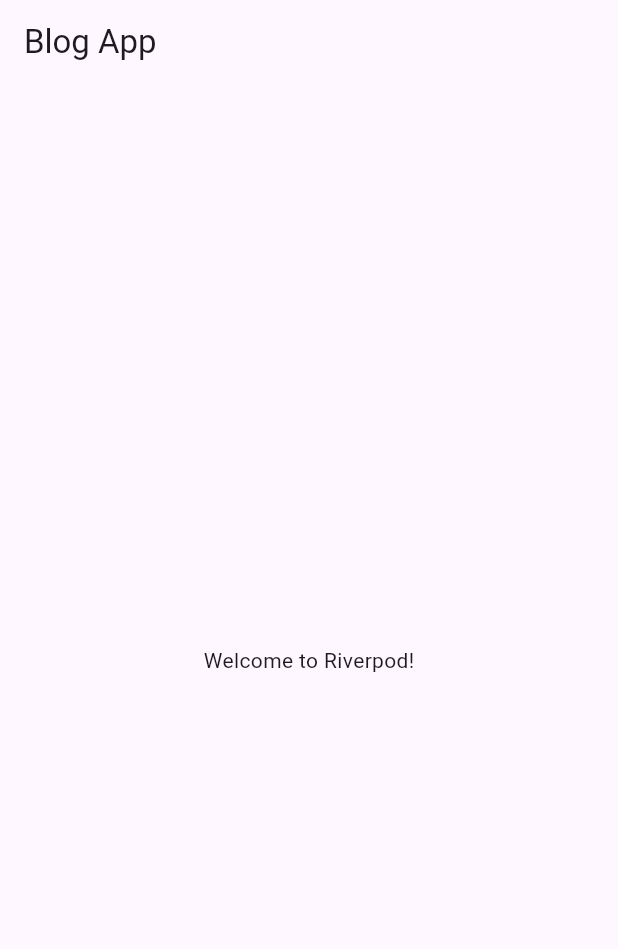
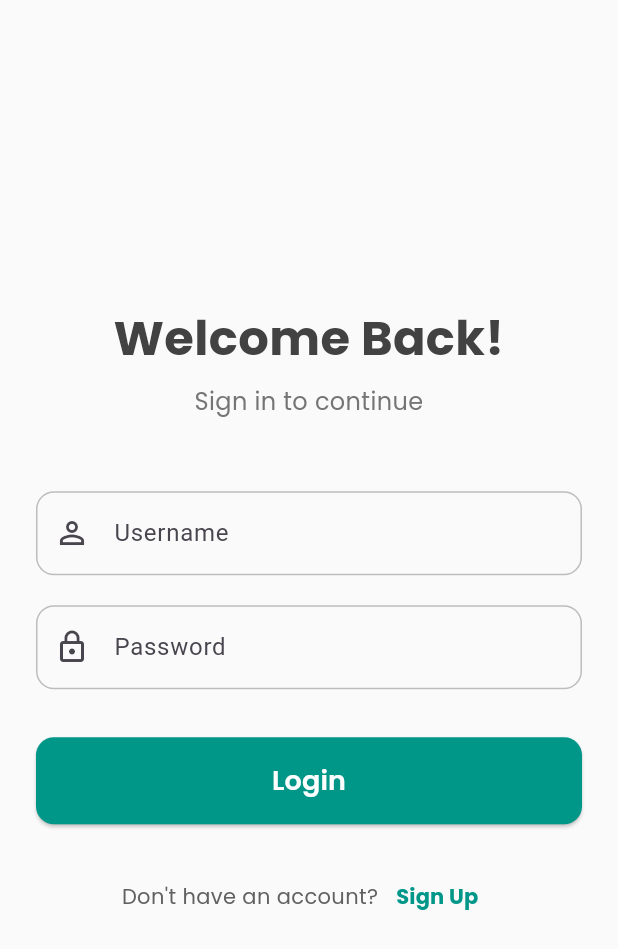
Before and after one commit to SaidurRahman1004/blogapi_flutter, a Flutter app: the screen it shows after launch, on a phone screen of 412 x 824 dp. Shown: the top 949 px of the screen. Run offline on Flutter 3.47's test engine with Material 3 defaults, Android fonts, the phone set to English and light mode, and no system bars; our stand-ins replace dio, flutter_riverpod, google_fonts, riverpod_annotation, shared_preferences; generated files the repository leaves out were written again.

Commit message:
Auth Screen

```diff
--- a/lib/main.dart
+++ b/lib/main.dart
@@ -1,3 +1,4 @@
+import 'package:blogapi_flutter/screens/auth/login_screen.dart';`12
 import 'package:flutter/material.dart';
 import 'package:flutter_riverpod/flutter_riverpod.dart';
 
@@ -19,10 +20,7 @@
         useMaterial3: true,
       ),
 
-      home: Scaffold(
-        appBar: AppBar(title: const Text("Blog App")),
-        body: const Center(child: Text("Welcome to Riverpod!")),
-      ),
+      home: LoginScreen(),
     );
   }
 }
--- a/lib/providers/post_provider.dart
+++ b/lib/providers/post_provider.dart
@@ -60,8 +60,9 @@
   }
   //Delete
   Future<void> deletePost(int id) async {
-    final apiService = ref.read(apiServiceProvider).delete('/posts/$id/');
+    await ref.read(apiServiceProvider).delete('/posts/$id/');
     ref.invalidate(fetchPostsProvider);
+
   }
 
 }
--- a/lib/screens/auth/login_screen.dart
+++ b/lib/screens/auth/login_screen.dart
@@ -0,0 +1,175 @@
+import 'package:blogapi_flutter/providers/auth_provider.dart';
+import 'package:blogapi_flutter/screens/auth/register_screen.dart';
+import 'package:blogapi_flutter/screens/widgets/custom_text_field.dart';
+import 'package:blogapi_flutter/screens/widgets/loading_widget.dart';
+import 'package:flutter/material.dart';
+import 'package:flutter_riverpod/flutter_riverpod.dart';
+import 'package:google_fonts/google_fonts.dart';
+
+import '../widgets/custo_snk.dart';
+
+class LoginScreen extends ConsumerStatefulWidget {
+  const LoginScreen({super.key});
+
+  @override
+  ConsumerState<LoginScreen> createState() => _LoginScreenState();
+}
+
+class _LoginScreenState extends ConsumerState<LoginScreen> {
+  final _formKey = GlobalKey<FormState>();
+  final _usernameController = TextEditingController();
+  final _passwordController = TextEditingController();
+
+  @override
+  void dispose() {
+    _usernameController.dispose();
+    _passwordController.dispose();
+    super.dispose();
+  }
+
+  Future<void> _login() async {
+    if (_formKey.currentState!.validate()) {
+      FocusScope.of(context).unfocus();
+      await ref
+          .read(authProvider.notifier)
+          .login(
+            username: _usernameController.text,
+            password: _passwordController.text,
+          );
+    }
+  }
+
+  @override
+  Widget build(BuildContext context) {
+    final authState = ref.watch(authProvider);
+    ref.listen(authProvider, (_, state) {
+      if (state.hasError && !state.isLoading) {
+        mySnkmsg(state.error.toString(), context);
+      }
+    });
+    return Scaffold(
+      backgroundColor: Colors.grey[50],
+      body: SafeArea(
+        child: Center(
+          child: SingleChildScrollView(
+            padding: const EdgeInsets.symmetric(
+              horizontal: 24.0,
+              vertical: 40.0,
+            ),
+            child: Form(
+              key: _formKey,
+              child: Column(
+                mainAxisAlignment: MainAxisAlignment.center,
+                crossAxisAlignment: CrossAxisAlignment.stretch,
+                children: [
+                  Text(
+                    'Welcome Back!',
+                    textAlign: TextAlign.center,
+                    style: GoogleFonts.poppins(
+                      fontSize: 32,
+                      fontWeight: FontWeight.bold,
+                      color: Colors.grey[800],
+                    ),
+                  ),
+                  const SizedBox(height: 8),
+                  Text(
+                    'Sign in to continue',
+                    textAlign: TextAlign.center,
+                    style: GoogleFonts.poppins(
+                      fontSize: 16,
+                      color: Colors.grey[600],
+                    ),
+                  ),
+                  const SizedBox(height: 48),
+
+                  CustomTextField(
+                    controller: _usernameController,
+                    lableText: 'Username',
+                    hintText: 'Enter your username',
+                    icon: Icons.person_outline,
+                    keyboardType: TextInputType.text,
+                    validator: (value) {
+                      if (value == null || value.isEmpty) {
+                        return 'Please enter your username';
+                      }
+                      return null;
+                    },
+                  ),
+                  const SizedBox(height: 20),
+
+                  CustomTextField(
+                    controller: _passwordController,
+                    lableText: 'Password',
+                    hintText: 'Enter your password',
+                    icon: Icons.lock_outline,
+                    obscureText: true,
+                    isPassword: true,
+                    validator: (value) {
+                      if (value == null || value.isEmpty) {
+                        return 'Please enter your password';
+                      }
+                      if (value.length < 6) {
+                        return 'Password must be at least 6 characters';
+                      }
+                      return null;
+                    },
+                  ),
+                  const SizedBox(height: 32),
+
+                  Visibility(
+                    visible: !authState.isLoading,
+                    replacement: const LoadingWidget(),
+                    child: ElevatedButton(
+                      onPressed: _login,
+                      style: ElevatedButton.styleFrom(
+                        padding: const EdgeInsets.symmetric(vertical: 16),
+                        backgroundColor: Colors.teal,
+                        foregroundColor: Colors.white,
+                        shape: RoundedRectangleBorder(
+                          borderRadius: BorderRadius.circular(12),
+                        ),
+                      ),
+                      child: Text(
+                        'Login',
+                        style: GoogleFonts.poppins(
+                          fontSize: 18,
+                          fontWeight: FontWeight.w600,
+                        ),
+                      ),
+                    ),
+                  ),
+                  const SizedBox(height: 24),
+
+                  Row(
+                    mainAxisAlignment: MainAxisAlignment.center,
+                    children: [
+                      Text(
+                        "Don't have an account?",
+                        style: GoogleFonts.poppins(color: Colors.grey[700]),
+                      ),
+                      TextButton(
+                        onPressed: () {
+                          Navigator.push(
+                            context,
+                            MaterialPageRoute(builder: (_) => RegisterScreen()),
+                          );
+                        },
+                        child: Text(
+                          'Sign Up',
+                          style: GoogleFonts.poppins(
+                            fontWeight: FontWeight.bold,
+                            color: Colors.teal,
+                          ),
+                        ),
+                      ),
+                    ],
+                  ),
+                ],
+              ),
+            ),
+          ),
+        ),
+      ),
+    );
+  }
+}
--- /dev/null
+++ b/lib/screens/widgets/custom_text_field.dart
@@ -0,0 +1,52 @@
+import 'package:flutter/material.dart';
+
+class CustomTextField extends StatelessWidget {
+  final TextEditingController controller;
+
+  final String lableText;
+  final String? hintText;
+  final IconData? icon;
+  final bool obscureText;
+  final bool isPassword;
+  final int maxLine;
+  final String? Function(String?)? validator;
+  final TextInputType keyboardType;
+
+  const CustomTextField({
+    super.key,
+    required this.controller,
+    required this.lableText,
+    this.hintText,
+    this.icon,
+    this.obscureText = false,
+    this.isPassword = false,
+    this.maxLine = 1,
+    this.validator,
+    this.keyboardType = TextInputType.text,
+  });
+
+  @override
+  Widget build(BuildContext context) {
+    return TextFormField(
+      controller: controller,
+      obscureText: obscureText,
+      validator: validator,
+      keyboardType: keyboardType,
+      maxLines: maxLine,
+      decoration: InputDecoration(
+        prefixIcon: Icon(icon),
+        labelText: lableText,
+        hintText: hintText,
+        border: OutlineInputBorder(borderRadius: BorderRadius.circular(12)),
+        enabledBorder: OutlineInputBorder(
+          borderRadius: BorderRadius.circular(12),
+          borderSide: BorderSide(color: Colors.grey.shade400),
+        ),
+        focusedBorder: OutlineInputBorder(
+          borderRadius: BorderRadius.circular(12),
+          borderSide: const BorderSide(color: Colors.teal, width: 2),
+        ),
+      ),
+    );
+  }
+}
```
Also changed, not shown: lib/screens/auth/register_screen.dart (+220 -0 lines), lib/screens/widgets/custo_snk.dart (added, +12 -0 lines), lib/screens/widgets/loading_widget.dart (+39 -0 lines), lib/providers/auth_provider.g.dart (added), lib/providers/post_provider.g.dart (added), lib/providers/service_providers.g.dart (added).
